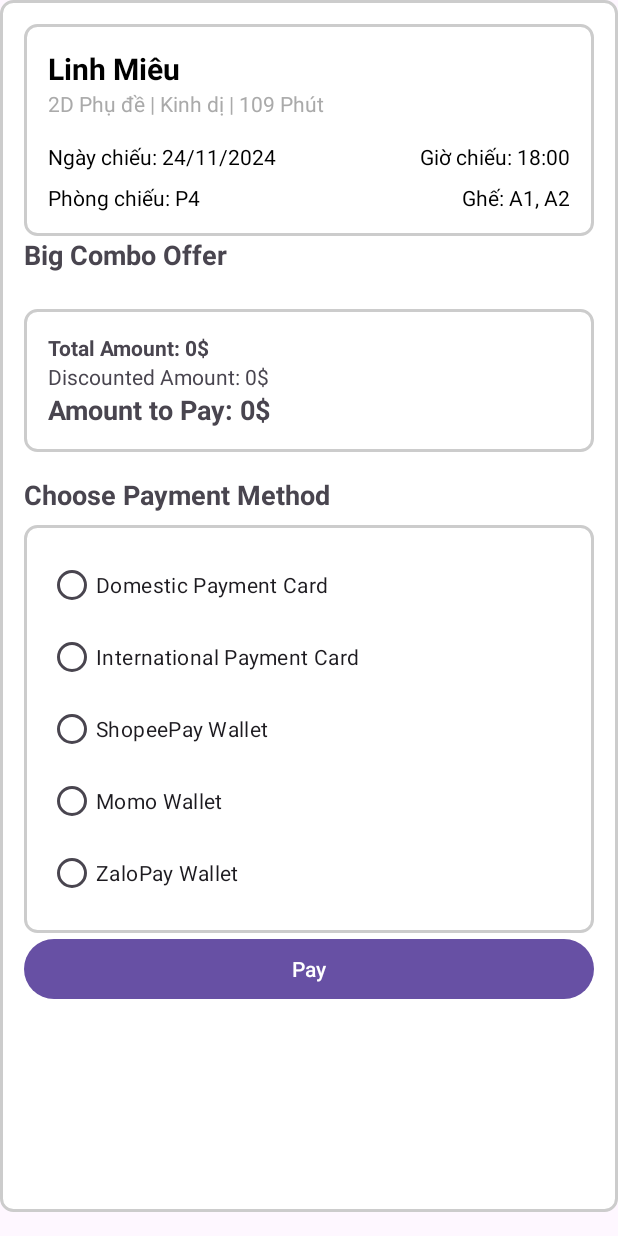
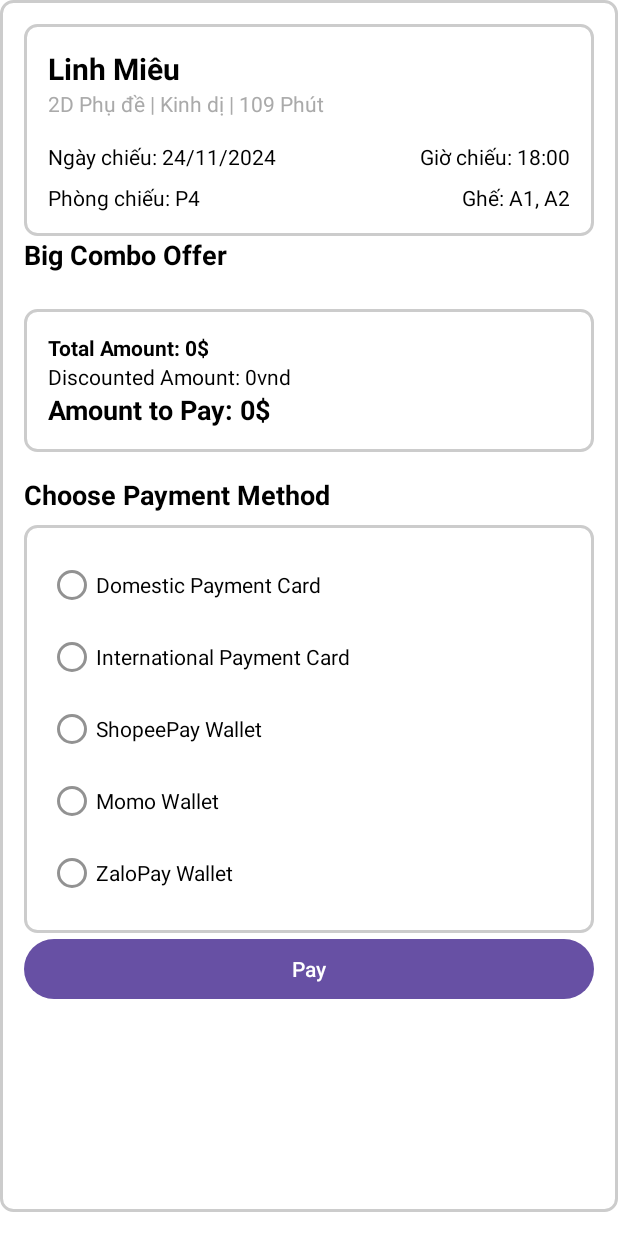
Before and after one commit to minhphuongliam/MobileY4S1, an Android app: the layout activity_payment.xml on its own in the app's theme, with its tools: preview values and no code run, on a phone screen of 412 x 824 dp. Run offline under Robolectric (Android 15) with nearby library versions, the phone set to English and light mode, and no system bars; Roboto replaces fonts that are not available here.

```diff
--- a/app/src/main/java/com/example/firebasedemo/Activity/BookingActivity.java
+++ b/app/src/main/java/com/example/firebasedemo/Activity/BookingActivity.java
@@ -188,10 +188,10 @@ public class BookingActivity extends AppCompatActivity{
                                         @Override
                                         public void onItemSelected(boolean stats) {
                                             if (stats){
-                                                totalCost += 7.0f;
+                                                totalCost += 70000.0f;
                                                 totalSeat ++;
                                             }else{
-                                                totalCost -= 7.0f;
+                                                totalCost -= 70000.0f;
                                                 totalSeat --;
                                             }
 
--- a/app/src/main/res/layout/activity_payment.xml
+++ b/app/src/main/res/layout/activity_payment.xml
@@ -2,6 +2,7 @@
 <ScrollView xmlns:android="http://schemas.android.com/apk/res/android"
     android:layout_width="match_parent"
     android:layout_height="match_parent"
+    android:background="@android:color/white"
     android:fillViewport="true"
     android:orientation="vertical">
 
@@ -105,7 +106,8 @@
             android:layout_marginBottom="8dp"
             android:text="Big Combo Offer"
             android:textSize="18sp"
-            android:textStyle="bold" />
+            android:textStyle="bold"
+            android:textColor="@android:color/black"/>
 
         <androidx.recyclerview.widget.RecyclerView
             android:id="@+id/recycler_combos"
@@ -127,13 +129,15 @@
                 android:layout_width="match_parent"
                 android:layout_height="wrap_content"
                 android:text="Total Amount: 0$"
-                android:textStyle="bold" />
+                android:textStyle="bold"
+                android:textColor="@android:color/black"/>
 
             <TextView
                 android:id="@+id/tv_discount"
                 android:layout_width="match_parent"
                 android:layout_height="wrap_content"
-                android:text="Discounted Amount: 0$" />
+                android:text="Discounted Amount: 0vnd"
+                android:textColor="@android:color/black"/>
 
             <TextView
                 android:id="@+id/tv_amount_due"
@@ -141,7 +145,8 @@
                 android:layout_height="wrap_content"
                 android:text="Amount to Pay: 0$"
                 android:textSize="18sp"
-                android:textStyle="bold" />
+                android:textStyle="bold"
+                android:textColor="@android:color/black"/>
         </LinearLayout>
 
         <!-- 4. Hình thức thanh toán -->
@@ -152,7 +157,8 @@
             android:layout_marginBottom="8dp"
             android:text="Choose Payment Method"
             android:textSize="18sp"
-            android:textStyle="bold" />
+            android:textStyle="bold"
+            android:textColor="@android:color/black"/>
 
         <LinearLayout
             android:layout_width="match_parent"
@@ -164,37 +170,43 @@
             <RadioGroup
                 android:id="@+id/radio_payment_methods"
                 android:layout_width="match_parent"
-                android:layout_height="wrap_content">
+                android:layout_height="wrap_content"
+                android:theme="@style/Theme.MaterialComponents">
 
                 <RadioButton
                     android:id="@+id/rb_domestic_card"
                     android:layout_width="wrap_content"
                     android:layout_height="wrap_content"
-                    android:text="Domestic Payment Card" />
+                    android:text="Domestic Payment Card"
+                    android:textColor="@android:color/black"/>
 
                 <RadioButton
                     android:id="@+id/rb_international_card"
                     android:layout_width="wrap_content"
                     android:layout_height="wrap_content"
-                    android:text="International Payment Card" />
+                    android:text="International Payment Card"
+                    android:textColor="@android:color/black"/>
 
                 <RadioButton
                     android:id="@+id/rb_shopee_pay"
                     android:layout_width="wrap_content"
                     android:layout_height="wrap_content"
-                    android:text="ShopeePay Wallet" />
+                    android:text="ShopeePay Wallet"
+                    android:textColor="@android:color/black"/>
 
                 <RadioButton
                     android:id="@+id/rb_momo"
                     android:layout_width="wrap_content"
                     android:layout_height="wrap_content"
-                    android:text="Momo Wallet" />
+                    android:text="Momo Wallet"
+                    android:textColor="@android:color/black"/>
 
                 <RadioButton
                     android:id="@+id/rb_zalopay"
                     android:layout_width="wrap_content"
                     android:layout_height="wrap_content"
-                    android:text="ZaloPay Wallet" />
+                    android:text="ZaloPay Wallet"
+                    android:textColor="@android:color/black"/>
             </RadioGroup>
         </LinearLayout>
 
```
Also changed, not shown: app/build.gradle.kts (+8 -0 lines), app/src/main/AndroidManifest.xml (+18 -5 lines), app/src/main/java/com/example/firebasedemo/Activity/PaymentActivity.java (+85 -36 lines), app/src/main/java/com/example/firebasedemo/Api/CreateOrder.java (added, +69 -0 lines), app/src/main/java/com/example/firebasedemo/Api/HttpProvider.java (added, +58 -0 lines), app/src/main/java/com/example/firebasedemo/Constant/AppInfo.java (added, +7 -0 lines), app/src/main/java/com/example/firebasedemo/Helper/HMac/HMacUtil.java (added, +93 -0 lines), app/src/main/java/com/example/firebasedemo/Helper/HMac/HexStringUtil.java (added, +69 -0 lines), app/src/main/java/com/example/firebasedemo/Helper/Helpers.java (added, +36 -0 lines), app/src/main/res/layout/item_combo.xml (+6 -3 lines).
